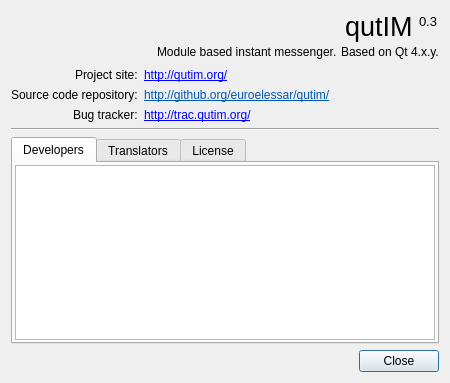
The window that core/src/corelayers/simpleabout/simpleaboutdialog.ui (euroelessar/qutim) describes before a commit, drawn with Qt 5.
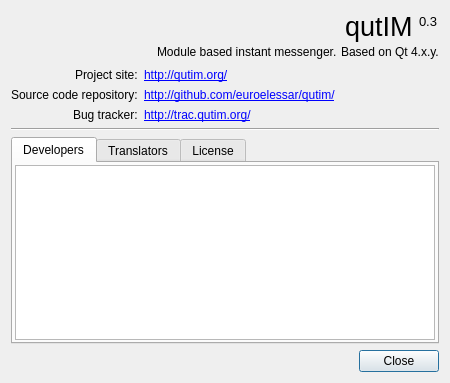
The same window after the commit.

```diff
--- a/core/src/corelayers/simpleabout/simpleaboutdialog.ui
+++ b/core/src/corelayers/simpleabout/simpleaboutdialog.ui
@@ -130,11 +130,7 @@
      <item row="1" column="1">
       <widget class="QLabel" name="label_4">
        <property name="text">
-        <string notr="true">&lt;!DOCTYPE HTML PUBLIC &quot;-//W3C//DTD HTML 4.0//EN&quot; &quot;http://www.w3.org/TR/REC-html40/strict.dtd&quot;&gt;
-&lt;html&gt;&lt;head&gt;&lt;meta name=&quot;qrichtext&quot; content=&quot;1&quot; /&gt;&lt;style type=&quot;text/css&quot;&gt;
-p, li { white-space: pre-wrap; }
-&lt;/style&gt;&lt;/head&gt;&lt;body style=&quot; font-family:'Ubuntu'; font-size:9pt; font-weight:400; font-style:normal;&quot;&gt;
-&lt;p style=&quot; margin-top:0px; margin-bottom:0px; margin-left:0px; margin-right:0px; -qt-block-indent:0; text-indent:0px;&quot;&gt;&lt;a href=&quot;http://github.org/euroelessar/qutim/&quot;&gt;&lt;span style=&quot; text-decoration: underline; color:#0057ae;&quot;&gt;http://github.org/euroelessar/qutim/&lt;/span&gt;&lt;/a&gt;&lt;/p&gt;&lt;/body&gt;&lt;/html&gt;</string>
+        <string notr="true">&lt;a href=&quot;http://github.com/euroelessar/qutim/&quot;&gt;http://github.com/euroelessar/qutim/&lt;/a&gt;</string>
        </property>
        <property name="openExternalLinks">
         <bool>true</bool>
```
